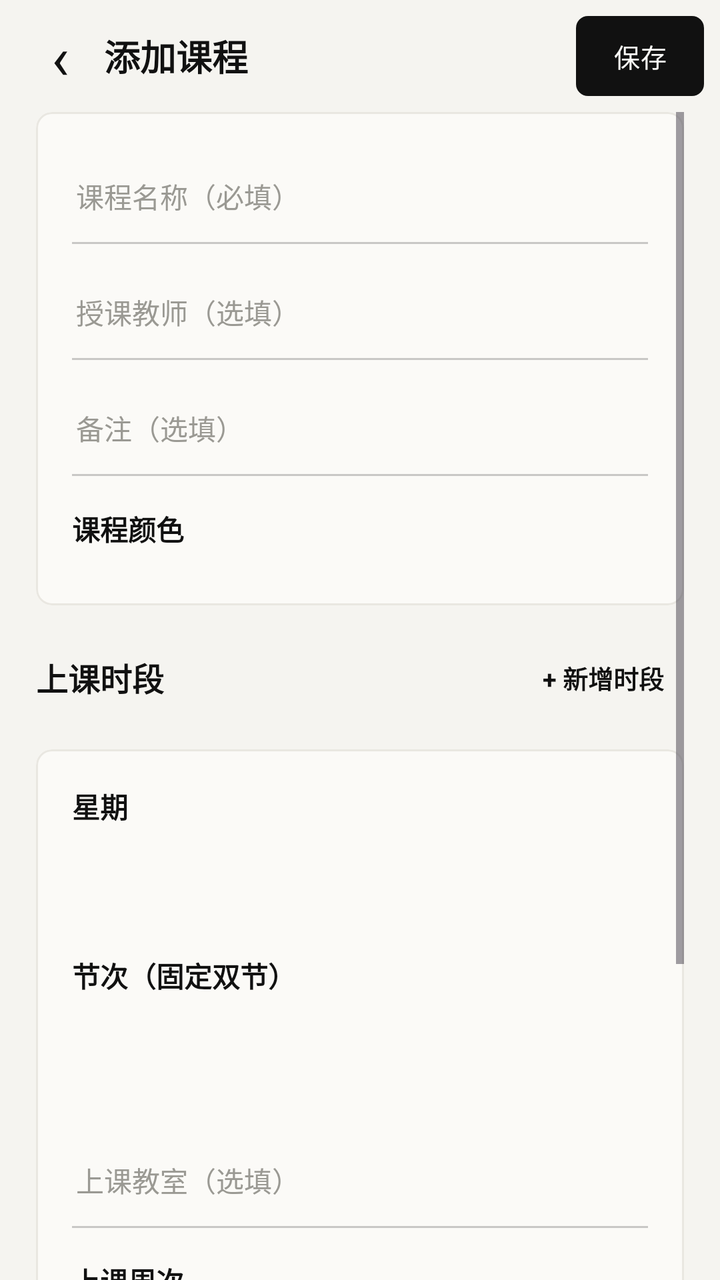
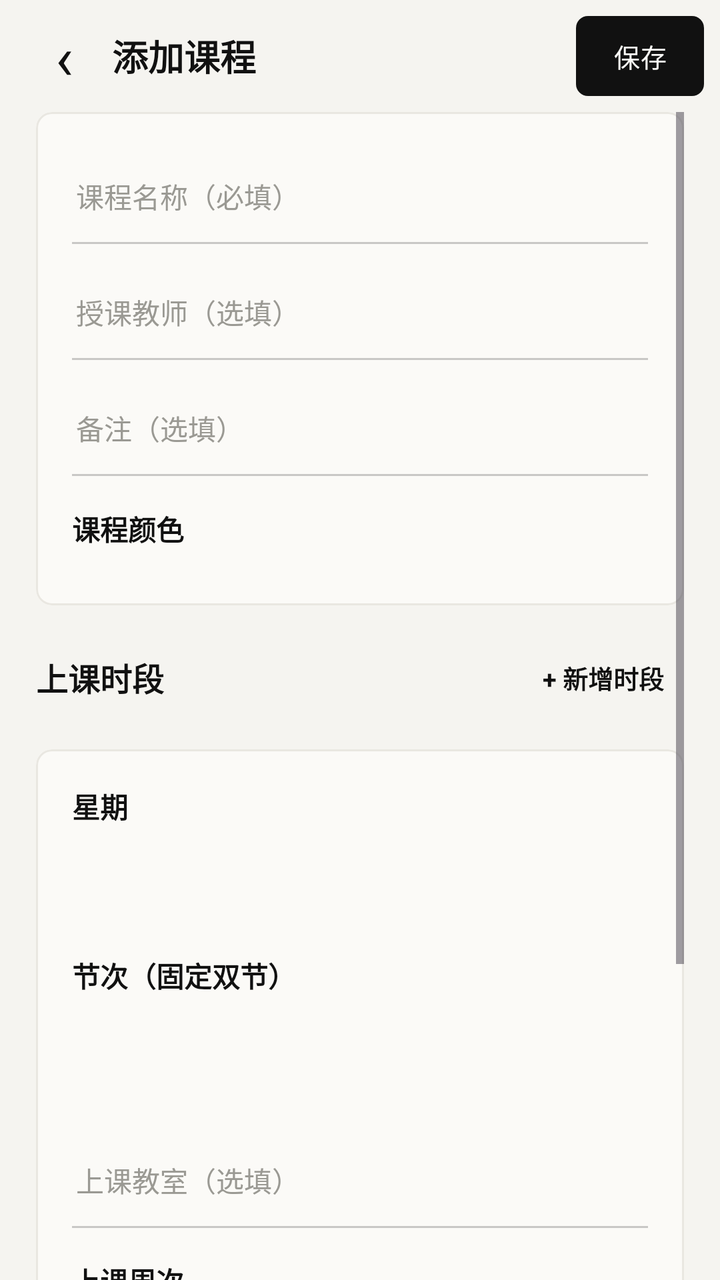

Two renders of the same Android screen: before a commit and after it. Below are the layout's source before the change and the commit's diff.
<!-- AndroidManifest.xml: application theme Theme.EcutCampus -->
<!-- res/layout/activity_course_edit.xml -->
<?xml version="1.0" encoding="utf-8"?>
<LinearLayout xmlns:android="http://schemas.android.com/apk/res/android"
    xmlns:app="http://schemas.android.com/apk/res-auto"
    android:layout_width="match_parent"
    android:layout_height="match_parent"
    android:background="?attr/gBg"
    android:orientation="vertical">

    <LinearLayout
        android:layout_width="match_parent"
        android:layout_height="56dp"
        android:gravity="center_vertical"
        android:orientation="horizontal"
        android:paddingHorizontal="8dp">

        <TextView
            android:id="@+id/btn_course_back"
            android:layout_width="44dp"
            android:layout_height="44dp"
            android:background="?attr/selectableItemBackgroundBorderless"
            android:contentDescription="返回"
            android:gravity="center"
            android:text="‹"
            android:textColor="?attr/gInk"
            android:textSize="30sp" />

        <TextView
            android:id="@+id/tv_course_edit_title"
            android:layout_width="0dp"
            android:layout_height="wrap_content"
            android:layout_weight="1"
            android:text="添加课程"
            android:textColor="?attr/gInk"
            android:textSize="18sp"
            android:textStyle="bold" />

        <com.google.android.material.button.MaterialButton
            android:id="@+id/btn_course_save"
            style="@style/Gauge.Button.Compact"
            android:layout_width="wrap_content"
            android:layout_height="wrap_content"
            android:text="保存" />
    </LinearLayout>

    <ScrollView
        android:layout_width="match_parent"
        android:layout_height="0dp"
        android:layout_weight="1"
        android:clipToPadding="false"
        android:paddingHorizontal="18dp"
        android:paddingBottom="24dp">

        <LinearLayout
            android:layout_width="match_parent"
            android:layout_height="wrap_content"
            android:orientation="vertical">

            
            <LinearLayout
                android:id="@+id/course_extras"
                android:layout_width="match_parent"
                android:layout_height="wrap_content"
                android:orientation="vertical"
                android:visibility="gone" />

            <com.google.android.material.card.MaterialCardView
                android:layout_width="match_parent"
                android:layout_height="wrap_content"
                app:cardBackgroundColor="?attr/gCard"
                app:cardCornerRadius="?attr/gCardRadius"
                app:cardElevation="0dp"
                app:strokeColor="?attr/gLine"
                app:strokeWidth="1dp">

                <LinearLayout
                    android:layout_width="match_parent"
                    android:layout_height="wrap_content"
                    android:orientation="vertical"
                    android:padding="18dp">

                    <EditText
                        android:id="@+id/et_course_name"
                        android:layout_width="match_parent"
                        android:layout_height="48dp"
                        android:background="@drawable/bg_gauge_input"
                        android:hint="课程名称（必填）"
                        android:inputType="text"
                        android:paddingHorizontal="2dp"
                        android:singleLine="true"
                        android:textColor="?attr/gInk"
            android:textColorHint="?attr/gMute"
                        android:textSize="14sp" />

                    <TextView
                        android:id="@+id/tv_course_code"
                        android:layout_width="match_parent"
                        android:layout_height="wrap_content"
                        android:layout_marginTop="8dp"
                        android:paddingHorizontal="2dp"
                        android:textColor="?attr/gMute"
                        android:textIsSelectable="true"
                        android:textSize="13sp"
                        android:visibility="gone" />

                    <EditText
                        android:id="@+id/et_course_teacher"
                        android:layout_width="match_parent"
                        android:layout_height="48dp"
                        android:layout_marginTop="10dp"
                        android:background="@drawable/bg_gauge_input"
                        android:hint="授课教师（选填）"
                        android:inputType="text"
                        android:paddingHorizontal="2dp"
                        android:singleLine="true"
                        android:textColor="?attr/gInk"
            android:textColorHint="?attr/gMute"
                        android:textSize="14sp" />

                    <EditText
                        android:id="@+id/et_course_note"
                        android:layout_width="match_parent"
                        android:layout_height="48dp"
                        android:layout_marginTop="10dp"
                        android:background="@drawable/bg_gauge_input"
                        android:hint="备注（选填）"
                        android:inputType="text"
                        android:paddingHorizontal="2dp"
                        android:singleLine="true"
                        android:textColor="?attr/gInk"
            android:textColorHint="?attr/gMute"
                        android:textSize="14sp" />

                    <TextView
                        android:layout_width="wrap_content"
                        android:layout_height="wrap_content"
                        android:layout_marginTop="16dp"
                        android:text="课程颜色"
                        android:textColor="?attr/gInk"
                        android:textSize="14sp"
                        android:textStyle="bold" />

                    <LinearLayout
                        android:id="@+id/course_color_row"
                        android:layout_width="match_parent"
                        android:layout_height="wrap_content"
                        android:layout_marginTop="10dp"
                        android:orientation="horizontal" />
                </LinearLayout>
            </com.google.android.material.card.MaterialCardView>

            <LinearLayout
                android:layout_width="match_parent"
                android:layout_height="wrap_content"
                android:layout_marginTop="18dp"
                android:gravity="center_vertical"
                android:orientation="horizontal">

                <TextView
                    android:layout_width="0dp"
                    android:layout_height="wrap_content"
                    android:layout_weight="1"
                    android:text="上课时段"
                    android:textColor="?attr/gInk"
                    android:textSize="16sp"
                    android:textStyle="bold" />

                <TextView
                    android:id="@+id/btn_add_session"
                    android:layout_width="wrap_content"
                    android:layout_height="36dp"
                    android:background="?attr/selectableItemBackgroundBorderless"
                    android:gravity="center"
                    android:paddingHorizontal="10dp"
                    android:text="+ 新增时段"
                    android:textColor="?attr/gInk"
                    android:textSize="12.5sp"
                    android:textStyle="bold" />
            </LinearLayout>

            <HorizontalScrollView
                android:layout_width="match_parent"
                android:layout_height="wrap_content"
                android:layout_marginTop="8dp"
                android:scrollbars="none">

                <LinearLayout
                    android:id="@+id/session_chip_container"
                    android:layout_width="wrap_content"
                    android:layout_height="wrap_content"
                    android:orientation="horizontal" />
            </HorizontalScrollView>

            <com.google.android.material.card.MaterialCardView
                android:layout_width="match_parent"
                android:layout_height="wrap_content"
                android:layout_marginTop="10dp"
                app:cardBackgroundColor="?attr/gCard"
                app:cardCornerRadius="?attr/gCardRadius"
                app:cardElevation="0dp"
                app:strokeColor="?attr/gLine"
                app:strokeWidth="1dp">

                <LinearLayout
                    android:layout_width="match_parent"
                    android:layout_height="wrap_content"
                    android:orientation="vertical"
                    android:padding="18dp">

                    <TextView
                        android:layout_width="wrap_content"
                        android:layout_height="wrap_content"
                        android:text="星期"
                        android:textColor="?attr/gInk"
                        android:textSize="14sp"
                        android:textStyle="bold" />

                    <LinearLayout
                        android:id="@+id/day_selector_row"
                        android:layout_width="match_parent"
                        android:layout_height="40dp"
                        android:layout_marginTop="8dp"
                        android:orientation="horizontal" />

                    <TextView
                        android:layout_width="wrap_content"
                        android:layout_height="wrap_content"
                        android:layout_marginTop="16dp"
                        android:text="节次（固定双节）"
                        android:textColor="?attr/gInk"
                        android:textSize="14sp"
                        android:textStyle="bold" />

                    <LinearLayout
                        android:id="@+id/section_selector_row"
                        android:layout_width="match_parent"
                        android:layout_height="44dp"
                        android:layout_marginTop="8dp"
                        android:orientation="horizontal" />

                    <EditText
                        android:id="@+id/et_session_location"
                        android:layout_width="match_parent"
                        android:layout_height="48dp"
                        android:layout_marginTop="16dp"
                        android:background="@drawable/bg_gauge_input"
                        android:hint="上课教室（选填）"
                        android:inputType="text"
                        android:paddingHorizontal="2dp"
                        android:singleLine="true"
                        android:textColor="?attr/gInk"
            android:textColorHint="?attr/gMute"
                        android:textSize="14sp" />

                    <TextView
                        android:layout_width="wrap_content"
                        android:layout_height="wrap_content"
                        android:layout_marginTop="16dp"
                        android:text="上课周次"
                        android:textColor="?attr/gInk"
                        android:textSize="14sp"
                        android:textStyle="bold" />

                    <LinearLayout
                        android:id="@+id/week_mode_row"
                        android:layout_width="match_parent"
                        android:layout_height="wrap_content"
                        android:layout_marginTop="8dp"
                        android:orientation="horizontal" />

                    <EditText
                        android:id="@+id/et_weeks_value"
                        android:layout_width="match_parent"
                        android:layout_height="48dp"
                        android:layout_marginTop="8dp"
                        android:background="@drawable/bg_gauge_input"
                        android:focusable="false"
                        android:inputType="none"
                        android:paddingHorizontal="2dp"
                        android:singleLine="true"
                        android:textColor="?attr/gInk"
            android:textColorHint="?attr/gMute"
                        android:textSize="13.5sp" />

                    <LinearLayout
                        android:id="@+id/week_chip_container"
                        android:layout_width="match_parent"
                        android:layout_height="wrap_content"
                        android:layout_marginTop="10dp"
                        android:orientation="vertical" />

                    <TextView
                        android:id="@+id/tv_weeks_preview"
                        android:layout_width="match_parent"
                        android:layout_height="wrap_content"
                        android:layout_marginTop="8dp"
                        android:text="点选周次；连续模式先点起点再点终点"
                        android:textColor="?attr/gMute"
                        android:textSize="11.5sp" />

                    <com.google.android.material.button.MaterialButton
                        android:id="@+id/btn_delete_session"
                        style="@style/Gauge.Button.Ghost.Danger"
                        android:layout_width="wrap_content"
                        android:layout_height="wrap_content"
                        android:layout_marginTop="8dp"
                        android:layout_marginStart="-12dp"
                        android:text="删除此时段"
                        android:textSize="13sp" />
                </LinearLayout>
            </com.google.android.material.card.MaterialCardView>

            <com.google.android.material.button.MaterialButton
                android:id="@+id/btn_delete_course"
                style="@style/Gauge.Button.Danger"
                android:layout_width="match_parent"
                android:layout_height="wrap_content"
                android:layout_marginTop="12dp"
                android:text="删除整门课程"
                android:visibility="gone" />

        </LinearLayout>
    </ScrollView>
</LinearLayout>
<!-- resources referenced by this layout -->
<resources>
  <style name="Gauge.Button.Compact">
          <item name="android:insetTop">4dp</item>
          <item name="android:insetBottom">4dp</item>
          <item name="android:minWidth">64dp</item>
          <item name="android:paddingStart">16dp</item>
          <item name="android:paddingEnd">16dp</item>
          <item name="android:textSize">13sp</item>
      </style>
  <style name="Gauge.Button.Danger" parent="Gauge.Button.Outline">
          <item name="android:textColor">?attr/gDanger</item>
      </style>
  <style name="Gauge.Button.Ghost.Danger">
          <item name="android:textColor">?attr/gDanger</item>
      </style>
  <color name="g_paper">#F5F4F0</color>
  <color name="g_card">#FBFAF7</color>
  <color name="g_line">#E9E7E1</color>
  <color name="g_ink">#111111</color>
  <color name="g_sub">#55554F</color>
  <color name="g_sub2">#45453F</color>
  <color name="g_mute">#9A9993</color>
  <color name="g_chip">#ECEAE4</color>
  <color name="g_accent">#FF4A1C</color>
  <color name="g_hair">#17000000</color>
  <color name="g_stroke">#33000000</color>
  <color name="g_ink_18">#2E111111</color>
  <color name="g_ink_12">#1F111111</color>
  <color name="g_ink_08">#14111111</color>
  <color name="g_paper_e8">#E8F5F4F0</color>
  <color name="g_paper_c8">#C8F5F4F0</color>
  <color name="g_on_ink">#FBFAF7</color>
  <color name="g_warn">#B4540A</color>
  <color name="g_ok">#2F5D3A</color>
  <style name="Gauge.Shape.Small" parent="">
          <item name="cornerFamily">rounded</item>
          <item name="cornerSize">6dp</item>
      </style>
  <style name="Gauge.Shape.Medium" parent="">
          <item name="cornerFamily">rounded</item>
          <item name="cornerSize">8dp</item>
      </style>
  <style name="Gauge.Dialog.Framework" parent="android:Theme.Material.Light.Dialog.Alert">
          <item name="android:windowBackground">@drawable/bg_gauge_dialog</item>
          <item name="android:colorAccent">?attr/gInk</item>
          <item name="android:colorPrimary">?attr/gInk</item>
          <item name="android:textColorPrimary">?attr/gInk</item>
          <item name="android:textColorSecondary">?attr/gSub</item>
          <item name="android:backgroundDimAmount">0.28</item>
      </style>
  <!-- drawable bg_gauge_dialog (drawable) -->
  <?xml version="1.0" encoding="utf-8"?>
  <inset xmlns:android="http://schemas.android.com/apk/res/android"
      android:insetLeft="24dp" android:insetRight="24dp"
      android:insetTop="40dp" android:insetBottom="40dp">
      <shape android:shape="rectangle">
          <corners android:radius="?attr/gCardRadius" />
          <solid android:color="?attr/gDialog" />
          <stroke android:width="1px" android:color="?attr/gCardStroke" />
      </shape>
  </inset>
  <style name="Gauge.Button.Text" parent="Widget.Material3.Button.TextButton.Dialog">
          <item name="android:textColor">?attr/gInk</item>
          <item name="rippleColor">?attr/gHair</item>
      </style>
  <!-- unchanged entries left out for length: 5 -->
</resources>

<!-- the commit's change to res/layout/activity_course_edit.xml (unified diff, before → after) -->
@@ -15,8 +15,8 @@
 
         <TextView
             android:id="@+id/btn_course_back"
-            android:layout_width="44dp"
-            android:layout_height="44dp"
+            android:layout_width="48dp"
+            android:layout_height="48dp"
             android:background="?attr/selectableItemBackgroundBorderless"
             android:contentDescription="返回"
             android:gravity="center"
@@ -64,13 +64,7 @@
                 android:visibility="gone" />
 
             <com.google.android.material.card.MaterialCardView
-                android:layout_width="match_parent"
-                android:layout_height="wrap_content"
-                app:cardBackgroundColor="?attr/gCard"
-                app:cardCornerRadius="?attr/gCardRadius"
-                app:cardElevation="0dp"
-                app:strokeColor="?attr/gLine"
-                app:strokeWidth="1dp">
+                style="@style/G.Card">
 
                 <LinearLayout
                     android:layout_width="match_parent"
@@ -191,14 +185,8 @@
             </HorizontalScrollView>
 
             <com.google.android.material.card.MaterialCardView
-                android:layout_width="match_parent"
-                android:layout_height="wrap_content"
-                android:layout_marginTop="10dp"
-                app:cardBackgroundColor="?attr/gCard"
-                app:cardCornerRadius="?attr/gCardRadius"
-                app:cardElevation="0dp"
-                app:strokeColor="?attr/gLine"
-                app:strokeWidth="1dp">
+                style="@style/G.Card"
+                android:layout_marginTop="10dp">
 
                 <LinearLayout
                     android:layout_width="match_parent"
<!-- resource entries referenced after the edit -->
@@ -1,5 +1,14 @@
 <!-- resources referenced by this layout -->
 <resources>
+  <style name="G.Card">
+          <item name="android:layout_width">match_parent</item>
+          <item name="android:layout_height">wrap_content</item>
+          <item name="cardBackgroundColor">?attr/gCard</item>
+          <item name="cardCornerRadius">?attr/gCardRadius</item>
+          <item name="cardElevation">0dp</item>
+          <item name="strokeColor">?attr/gCardStroke</item>
+          <item name="strokeWidth">1dp</item>
+      </style>
   <style name="Gauge.Button.Compact">
           <item name="android:insetTop">4dp</item>
           <item name="android:insetBottom">4dp</item>
